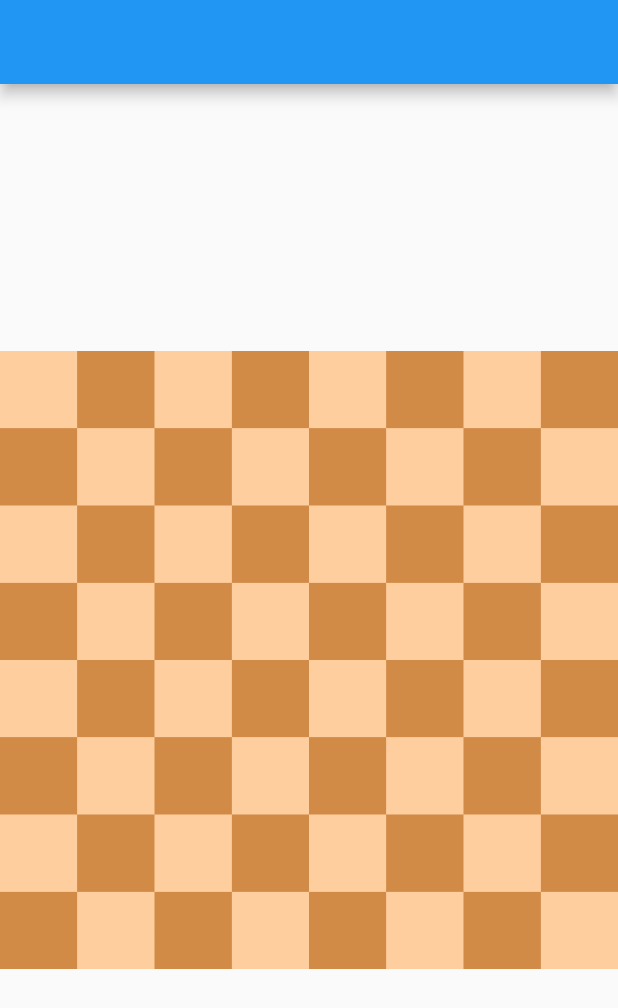
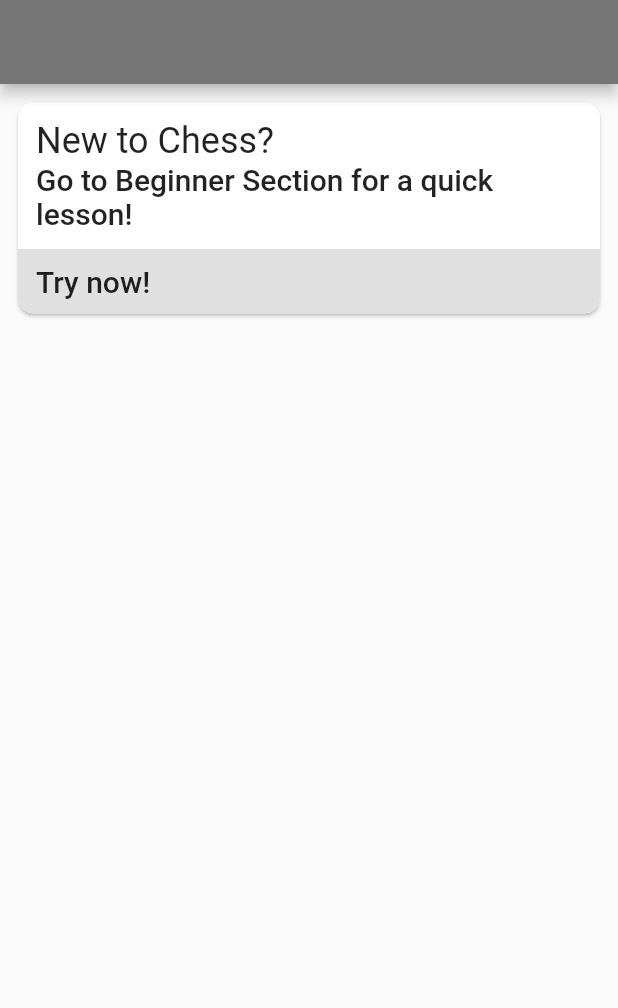
Before and after one commit to leovinsen/learn_chess, a Flutter app: the screen it shows after launch, on a phone screen of 412 x 824 dp. Shown: the top 1008 px of the screen. Run offline on Flutter 3.47's test engine with Material 2 defaults, Android fonts, the phone set to English and light mode, and no system bars; missing offline and left inert: chess, chess_vectors_flutter.

Commit message:
Working on beginner's course

```diff
--- /dev/null
+++ b/lib/dashboard/home_page.dart
@@ -0,0 +1,66 @@
+import 'package:flutter/material.dart';
+import 'package:learn_chess/beginners_course/beginners_course.dart';
+
+class HomePage extends StatelessWidget {
+  @override
+  Widget build(BuildContext context) {
+    return Scaffold(
+      appBar: AppBar(),
+      body: Container(
+       // color: Theme.of(context).,
+        padding: const EdgeInsets.all(8.0),
+        child: Column(
+          crossAxisAlignment: CrossAxisAlignment.stretch,
+          children: <Widget>[
+            _buildFirstCard(context)
+          ],
+        ),
+      ),
+    );
+  }
+
+  Widget _buildFirstCard(BuildContext context){
+    TextTheme textTheme = Theme.of(context).textTheme;
+
+    return Card(
+      clipBehavior: Clip.antiAlias,
+      shape: RoundedRectangleBorder(borderRadius: BorderRadius.circular(10.0)) ,
+      child: Column(
+        crossAxisAlignment: CrossAxisAlignment.stretch,
+        children: <Widget>[
+          Padding(
+            padding: const EdgeInsets.all(12.0),
+            child: Column(
+              crossAxisAlignment: CrossAxisAlignment.stretch,
+              children: <Widget>[
+                Text('New to Chess?', style: textTheme.headline),
+                Text('Go to Beginner Section for a quick lesson!', style: textTheme.title,),
+              ],
+            ),
+          ),
+
+          GestureDetector(
+            onTap: () => openBeginnersCourse(context),
+            behavior: HitTestBehavior.opaque,
+            child: Container(
+              padding: const EdgeInsets.symmetric(vertical: 10.0, horizontal: 12.0),
+              decoration: BoxDecoration(
+                  color: Theme.of(context).primaryColorLight,
+                  borderRadius: BorderRadius.vertical(
+                      bottom: Radius.circular(10.0)
+                  )
+              ),
+              child: Text('Try now!', style: textTheme.title,),
+            ),
+          )
+        ],
+      ),
+    );
+  }
+
+  void openBeginnersCourse(BuildContext context){
+    Navigator.of(context).push(MaterialPageRoute(
+      builder: (_) => BeginnersCourse()
+    ));
+  }
+}
--- a/lib/main.dart
+++ b/lib/main.dart
@@ -1,5 +1,6 @@
 import 'package:flutter/material.dart';
 import 'package:learn_chess/chess_board/chess_board.dart';
+import 'package:learn_chess/dashboard/home_page.dart';
 
 void main() => runApp(new MyApp());
 
@@ -9,26 +10,34 @@ class MyApp extends StatelessWidget {
     return new MaterialApp(
       title: 'Flutter Demo',
       theme: new ThemeData(
-        primarySwatch: Colors.blue,
+        textTheme: buildTextTheme(Theme.of(context).textTheme),
+        primarySwatch: Colors.grey,
+        primaryColor: Colors.grey.shade600,
+        primaryColorLight: Colors.grey.shade300
       ),
-      home: new MyHomePage(),
+      home: new HomePage(),
     );
   }
-}
 
-class MyHomePage extends StatefulWidget {
-  @override
-  _MyHomePageState createState() => _MyHomePageState();
-}
+  TextTheme buildTextTheme(TextTheme base){
 
-class _MyHomePageState extends State<MyHomePage> {
-  @override
-  Widget build(BuildContext context) {
-    return Scaffold(
-      appBar: AppBar(),
-      body: Center(
-        child: ChessBoard(),
+    return base.copyWith(
+      headline: base.headline.copyWith(
+        fontWeight: FontWeight.w500,
+      ),
+      title: base.title.copyWith(
+          fontSize: 18.0
+      ),
+      caption: base.caption.copyWith(
+        fontWeight: FontWeight.w400,
+        fontSize: 14.0,
       ),
     );
+//        .apply(
+//      fontFamily: 'Rubik',
+//      displayColor: kShrineBrown900,
+//      bodyColor: kShrineBrown900,
+//    );
   }
+
 }
```
Also changed, not shown: lib/beginners_course/beginners_course.dart (added, +34 -0 lines), lib/beginners_course/board_setup.dart (added, +67 -0 lines), lib/chess_board/board_square.dart (+37 -68 lines), lib/chess_board/chess_board.dart (+8 -8 lines), lib/chess_board/chess_board_controller.dart (+44 -39 lines).
